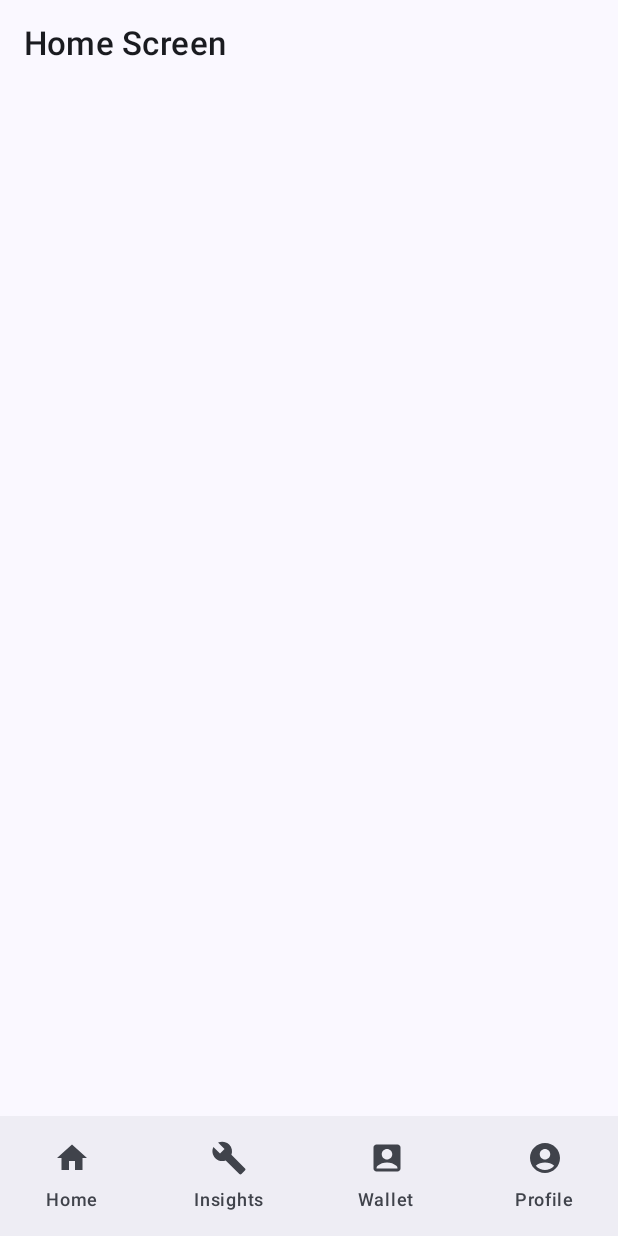
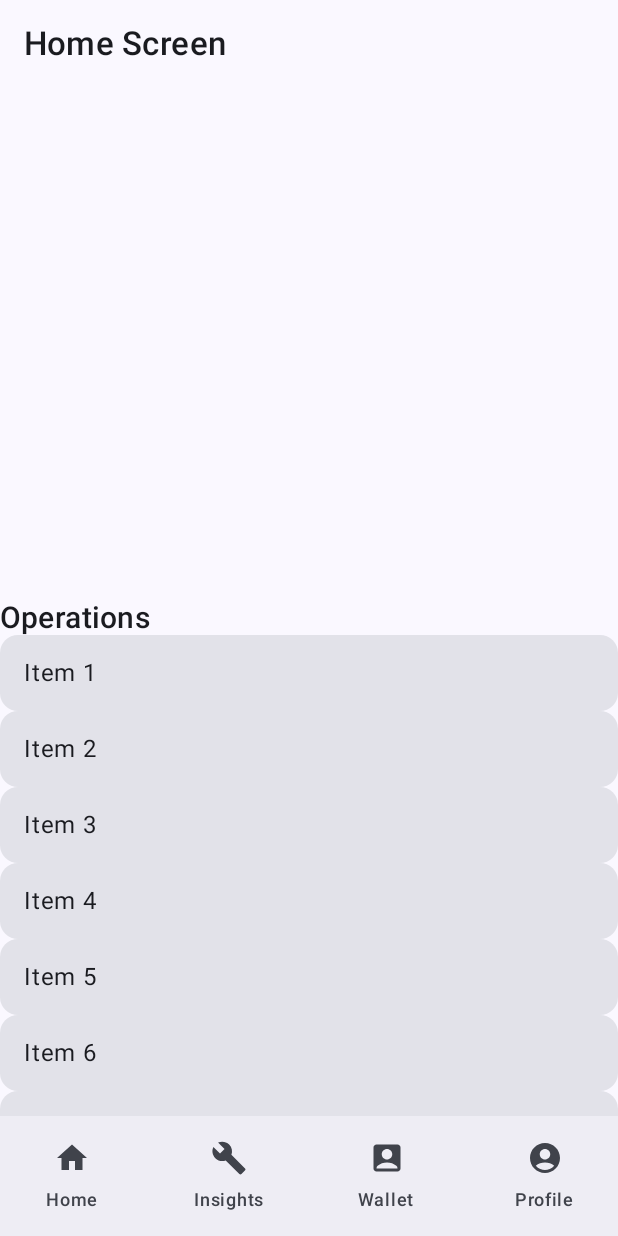
Before and after one commit to shifu-kobby/smartFinance, an Android app built with Jetpack Compose: the screen it shows after launch (MainActivity), on a phone screen of 412 x 824 dp. Run offline under Robolectric (Android 15) with nearby library versions, the phone set to English and light mode, and no system bars.

Commit message:
set up custom list

```diff
--- /dev/null
+++ b/app/src/main/java/com/example/smartfinance/presentation/components/CustomList.kt
@@ -0,0 +1,49 @@
+package com.example.smartfinance.presentation.components
+
+import androidx.compose.foundation.layout.fillMaxSize
+import androidx.compose.foundation.layout.fillMaxWidth
+import androidx.compose.foundation.layout.padding
+import androidx.compose.foundation.lazy.LazyColumn
+import androidx.compose.foundation.lazy.items
+import androidx.compose.material3.Card
+import androidx.compose.material3.MaterialTheme
+import androidx.compose.material3.Text
+import androidx.compose.runtime.Composable
+import androidx.compose.runtime.collectAsState
+import androidx.compose.runtime.getValue
+import androidx.compose.ui.Modifier
+import androidx.compose.ui.graphics.Color
+import androidx.compose.ui.unit.dp
+import androidx.compose.ui.unit.sp
+import com.example.smartfinance.presentation.viewmodel.ListViewModel
+import androidx.lifecycle.viewmodel.compose.viewModel
+import com.example.smartfinance.ui.theme.Typography
+
+@Composable
+fun DynamicList(viewModel: ListViewModel = viewModel()) {
+    val items by viewModel.items.collectAsState()
+
+    Text(
+        "Operations",
+        style = Typography.headlineMedium
+    )
+    LazyColumn(modifier = Modifier.fillMaxSize()) {
+        items(items) { item ->
+            ListItem(name = item)
+        }
+    }
+}
+
+@Composable
+fun ListItem(name: String) {
+    Card(
+        modifier = Modifier.fillMaxWidth(),
+        shape = MaterialTheme.shapes.medium
+    ) {
+        Text(
+            text = name,
+            modifier = Modifier.padding(16.dp),
+            style = MaterialTheme.typography.bodyLarge
+        )
+    }
+}
--- a/app/src/main/java/com/example/smartfinance/presentation/screens/HomeScreen.kt
+++ b/app/src/main/java/com/example/smartfinance/presentation/screens/HomeScreen.kt
@@ -1,18 +1,28 @@
 package com.example.smartfinance.presentation.screens
 
 import androidx.compose.foundation.layout.Box
+import androidx.compose.foundation.layout.Column
 import androidx.compose.foundation.layout.fillMaxSize
+import androidx.compose.foundation.layout.height
 import androidx.compose.foundation.layout.padding
 import androidx.compose.material3.Text
 import androidx.compose.runtime.Composable
 import androidx.compose.ui.unit.dp
 import androidx.compose.ui.Modifier
+import com.example.smartfinance.presentation.components.DynamicList
 import com.example.smartfinance.ui.theme.Typography
 
 
 @Composable
 fun HomeScreen () {
-    Box(modifier = Modifier.fillMaxSize().padding(16.dp)) {
-        Text("Home Screen", style = Typography.headlineLarge)
+    Column {
+        Box(modifier = Modifier
+            .height(400.dp)
+            .padding(16.dp)
+        ) {
+            Text("Home Screen", style = Typography.headlineLarge)
+        }
+
+        DynamicList()
     }
 }
--- /dev/null
+++ b/app/src/main/java/com/example/smartfinance/presentation/viewmodel/ListViewModel.kt
@@ -0,0 +1,10 @@
+package com.example.smartfinance.presentation.viewmodel
+
+import androidx.lifecycle.ViewModel
+import kotlinx.coroutines.flow.MutableStateFlow
+import kotlinx.coroutines.flow.StateFlow
+
+class ListViewModel : ViewModel() {
+    private val _items = MutableStateFlow((1..50).map { "Item $it" })
+    val items: StateFlow<List<String>> = _items
+}
```
